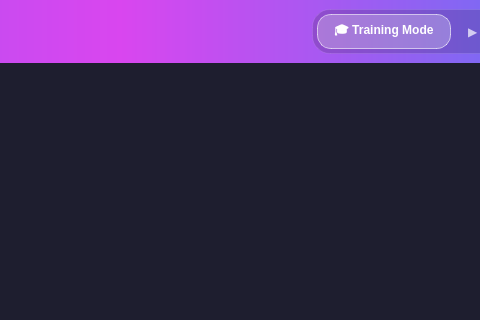
The window that src/ui/main_window.ui (perdrago/AI_Education_App) describes before a commit, drawn with Qt 5; both pictures show x 521 to 1001 and y 0 to 320 of the 1280 by 800 pixel window.
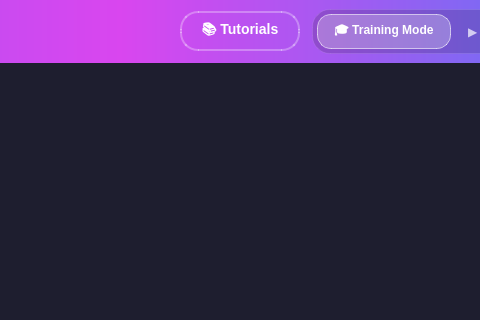
The same window after the commit.

Commit message: feat: Add Tutorials View with level filtering and toggle functionality

The edit to the form file:
```diff
--- a/src/ui/main_window.ui
+++ b/src/ui/main_window.ui
@@ -154,6 +154,41 @@
          <layout class="QHBoxLayout" name="togglesRow">
           <property name="spacing"><number>12</number></property>
           
+          <!-- Tutorials Button -->
+          <item>
+           <widget class="QPushButton" name="btnTutorials">
+            <property name="text"><string>📚 Tutorials</string></property>
+            <property name="minimumSize"><size><width>120</width><height>36</height></size></property>
+            <property name="cursor"><cursorShape>PointingHandCursor</cursorShape></property>
+            <property name="styleSheet">
+             <string notr="true">
+              QPushButton {
+                background: qlineargradient(x1:0, y1:0, x2:0, y2:1,
+                  stop:0 rgba(139, 92, 246, 0.9),
+                  stop:1 rgba(109, 40, 217, 0.9));
+                color: white;
+                border-radius: 18px;
+                font-weight: bold;
+                font-size: 14px;
+                border: 2px solid rgba(255, 255, 255, 0.3);
+                padding: 6px 16px;
+              }
+              QPushButton:hover {
+                background: qlineargradient(x1:0, y1:0, x2:0, y2:1,
+                  stop:0 rgba(109, 40, 217, 1),
+                  stop:1 rgba(88, 28, 135, 1));
+                border: 2px solid rgba(255, 255, 255, 0.5);
+              }
+              QPushButton:pressed {
+                background: qlineargradient(x1:0, y1:0, x2:0, y2:1,
+                  stop:0 rgba(88, 28, 135, 1),
+                  stop:1 rgba(76, 29, 149, 1));
+              }
+             </string>
+            </property>
+           </widget>
+          </item>
+          
           <!-- Mode Toggle (Run/Train) -->
           <item>
            <widget class="QFrame" name="toggleContainer">
```
The commit also changes 3 other files.
